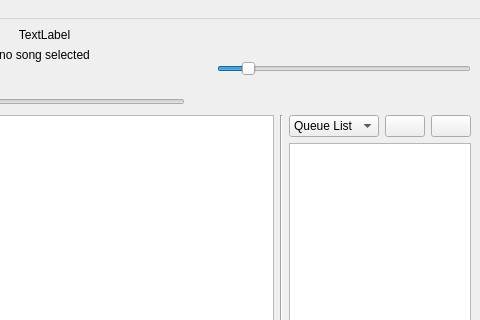
First picture: the form in CODE/soundpp/soundpp-prototype/mainwindow.ui, repository b1t00/soundpp, before the edit; both pictures show x 391 to 871 and y 0 to 320 of the 871 by 530 pixel window.
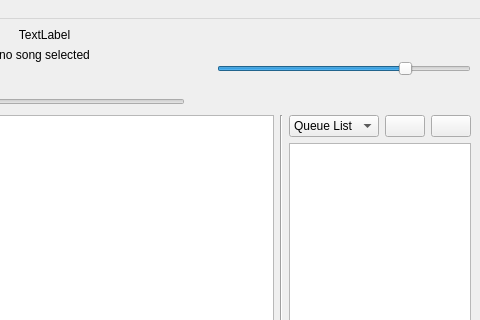
Second picture: the form after the edit. Icons and pictures are not drawn.

The edit to the form file:
```diff
--- a/CODE/soundpp/soundpp-prototype/mainwindow.ui
+++ b/CODE/soundpp/soundpp-prototype/mainwindow.ui
@@ -171,7 +171,7 @@
            </size>
           </property>
           <property name="value">
-           <number>10</number>
+           <number>75</number>
           </property>
           <property name="orientation">
            <enum>Qt::Horizontal</enum>
```
Left out of the diff: 20 changed lines with no effect on the pictures.
